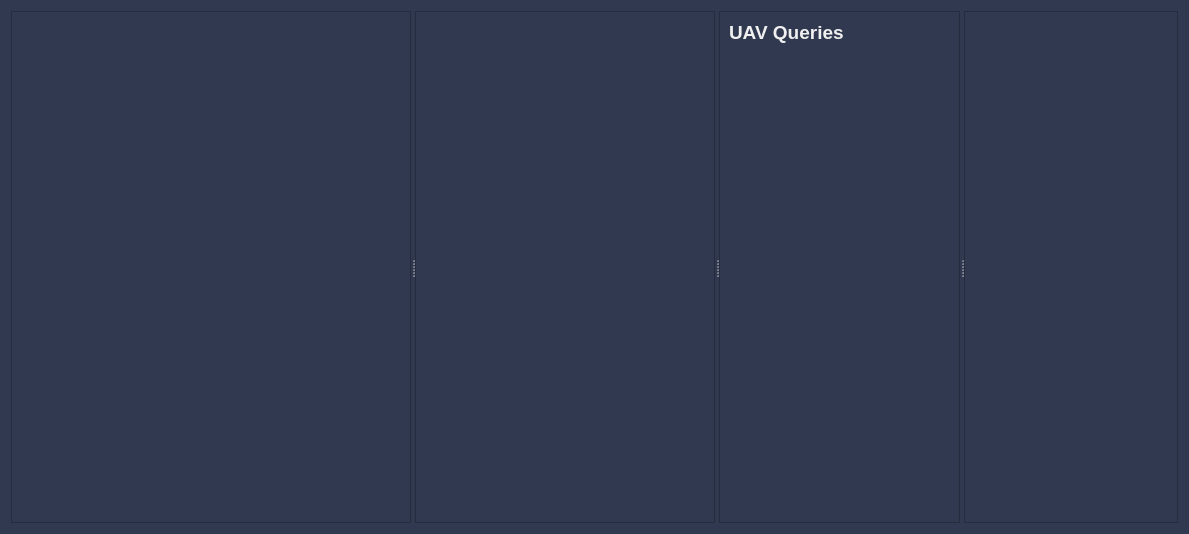
Qt form src/rqt_gcs/resources/WidgetMain.ui (CSUN-SERL/lcar-bot) before a commit.
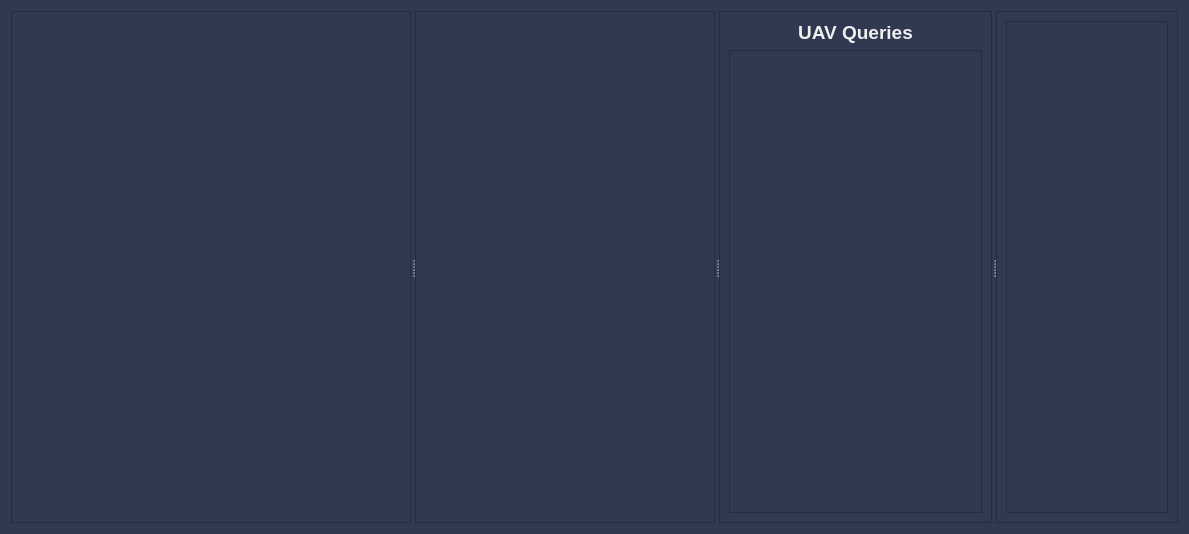
The same form after that commit.

Commit message: Messages bug fixed and scroll bars added to the UI for door queries and Uav list

What changed in the file:
```diff
--- a/src/rqt_gcs/resources/WidgetMain.ui
+++ b/src/rqt_gcs/resources/WidgetMain.ui
@@ -133,30 +133,33 @@
             <enum>Qt::AutoText</enum>
            </property>
            <property name="alignment">
-            <set>Qt::AlignLeading|Qt::AlignLeft|Qt::AlignTop</set>
+            <set>Qt::AlignCenter</set>
            </property>
           </widget>
          </item>
          <item>
+          <widget class="QScrollArea" name="scrollArea">
+           <property name="widgetResizable">
+            <bool>true</bool>
+           </property>
+           <widget class="QWidget" name="scrollAreaWidgetContents_2">
+            <property name="geometry">
+             <rect>
+              <x>0</x>
+              <y>0</y>
+              <width>226</width>
+              <height>464</height>
+             </rect>
+            </property>
+            <layout class="QGridLayout" name="gridLayout_3">
+             <item row="0" column="0">
           <layout class="QVBoxLayout" name="PictureMsgLayout"/>
          </item>
         </layout>
-       </item>
-       <item row="2" column="0">
-        <spacer name="verticalSpacer_2">
-         <property name="orientation">
-          <enum>Qt::Vertical</enum>
-         </property>
-         <property name="sizeType">
-          <enum>QSizePolicy::Expanding</enum>
-         </property>
-         <property name="sizeHint" stdset="0">
-          <size>
-           <width>20</width>
-           <height>40</height>
-          </size>
-         </property>
-        </spacer>
+           </widget>
+          </widget>
+         </item>
+        </layout>
        </item>
       </layout>
      </widget>
@@ -184,13 +187,22 @@
         <number>0</number>
        </property>
        <item>
+        <widget class="QScrollArea" name="scrollArea_2">
+         <property name="widgetResizable">
+          <bool>true</bool>
+         </property>
+         <widget class="QWidget" name="scrollAreaWidgetContents_5">
+          <property name="geometry">
+           <rect>
+            <x>0</x>
+            <y>0</y>
+            <width>181</width>
+            <height>494</height>
+           </rect>
+          </property>
+          <layout class="QGridLayout" name="gridLayout_4">
+           <item row="0" column="0">
         <layout class="QVBoxLayout" name="UAVListLayout">
-         <property name="spacing">
-          <number>3</number>
-         </property>
-         <property name="sizeConstraint">
-          <enum>QLayout::SetDefaultConstraint</enum>
-         </property>
          <item>
           <spacer name="verticalSpacer">
            <property name="orientation">
@@ -204,23 +216,11 @@
            </property>
           </spacer>
          </item>
-         <item>
-          <widget class="QFrame" name="frame_4">
-           <property name="minimumSize">
-            <size>
-             <width>100</width>
-             <height>0</height>
-            </size>
-           </property>
-           <property name="frameShape">
-            <enum>QFrame::StyledPanel</enum>
-           </property>
-           <property name="frameShadow">
-            <enum>QFrame::Raised</enum>
-           </property>
-          </widget>
-         </item>
-        </layout>
+            </layout>
+           </item>
+          </layout>
+         </widget>
+        </widget>
        </item>
       </layout>
      </widget>
```
Lines whose indentation alone changed are shown as unchanged. The commit also changes 3 other files.
